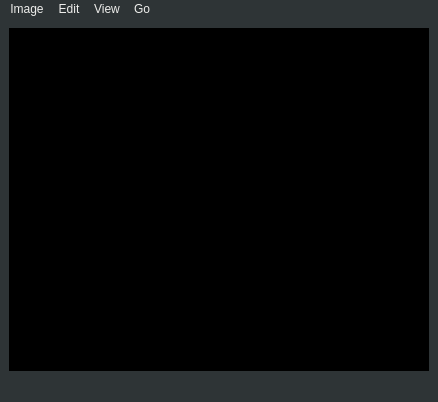
The window that mainwindow.ui (Mithil467/Coreavor) describes before a commit, drawn with Qt 5.
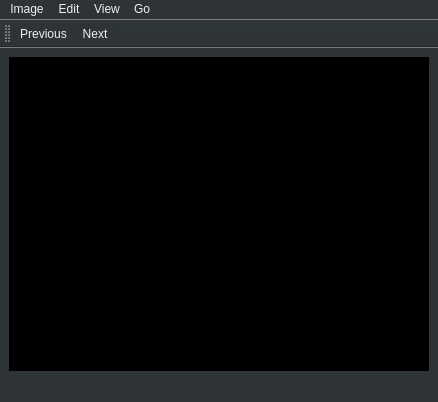
The same window after the commit.

Commit message: Add next and previous image support

The edit to the form file:
```diff
--- a/mainwindow.ui
+++ b/mainwindow.ui
@@ -82,6 +82,19 @@
    <addaction name="menuGo"/>
   </widget>
   <widget class="QStatusBar" name="statusbar"/>
+  <widget class="QToolBar" name="toolBar">
+   <property name="windowTitle">
+    <string>toolBar</string>
+   </property>
+   <attribute name="toolBarArea">
+    <enum>TopToolBarArea</enum>
+   </attribute>
+   <attribute name="toolBarBreak">
+    <bool>false</bool>
+   </attribute>
+   <addaction name="actionPrevious"/>
+   <addaction name="actionNext"/>
+  </widget>
   <action name="actionOpen">
    <property name="text">
     <string>Open</string>
@@ -156,6 +169,28 @@
     <string>Ctrl+-</string>
    </property>
   </action>
+  <action name="actionPrevious">
+   <property name="text">
+    <string>Previous</string>
+   </property>
+   <property name="toolTip">
+    <string>Go to previous image in current directory</string>
+   </property>
+   <property name="shortcut">
+    <string>Left</string>
+   </property>
+  </action>
+  <action name="actionNext">
+   <property name="text">
+    <string>Next</string>
+   </property>
+   <property name="toolTip">
+    <string>Go to next image in current directory</string>
+   </property>
+   <property name="shortcut">
+    <string>Right</string>
+   </property>
+  </action>
  </widget>
  <resources/>
  <connections/>
```
The commit also changes 3 other files.
